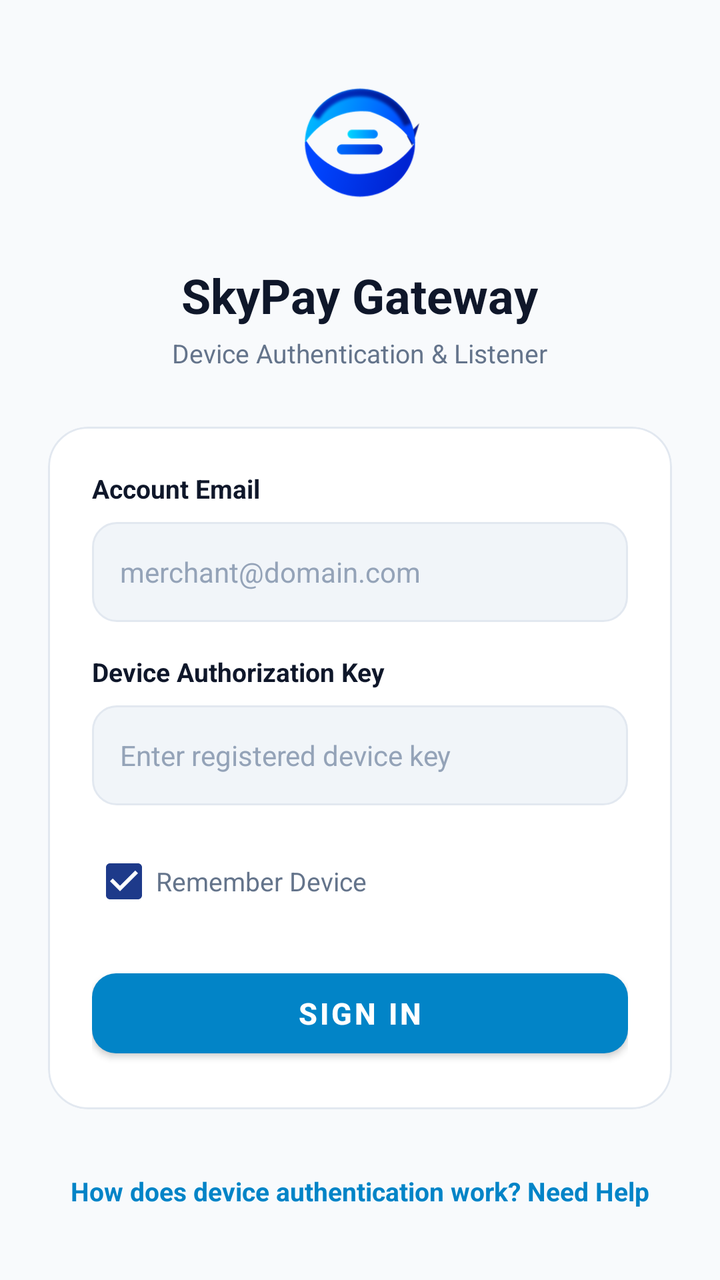
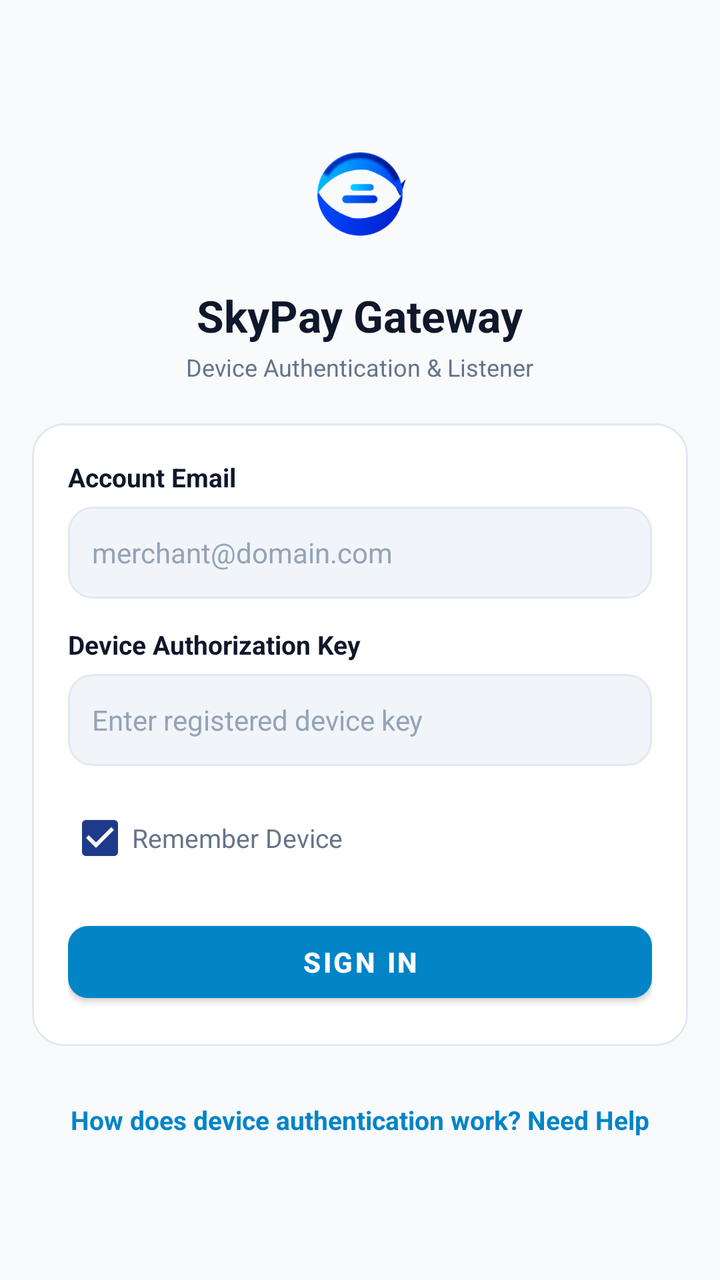

Compare the two renders of this Android layout. The source of the first and the diff that turns it into the second are given below.
<!-- AndroidManifest.xml: application theme Theme.SkyPay -->
<!-- res/layout/activity_login.xml -->
<?xml version="1.0" encoding="utf-8"?>
<androidx.coordinatorlayout.widget.CoordinatorLayout xmlns:android="http://schemas.android.com/apk/res/android"
    xmlns:app="http://schemas.android.com/apk/res-auto"
    android:layout_width="match_parent"
    android:layout_height="match_parent"
    android:background="@color/colorBackground">

    <androidx.core.widget.NestedScrollView
        android:layout_width="match_parent"
        android:layout_height="match_parent"
        android:fillViewport="true">

        <LinearLayout
            android:layout_width="match_parent"
            android:layout_height="wrap_content"
            android:orientation="vertical"
            android:gravity="center"
            android:padding="24dp">

            <ImageView
                android:layout_width="88dp"
                android:layout_height="88dp"
                android:src="@drawable/ic_skypay_logo"
                android:contentDescription="@string/app_name" />

            <TextView
                android:layout_width="wrap_content"
                android:layout_height="wrap_content"
                android:layout_marginTop="16dp"
                android:text="SkyPay Gateway"
                android:textColor="@color/colorTextPrimary"
                android:textSize="24sp"
                android:textStyle="bold" />

            <TextView
                android:layout_width="wrap_content"
                android:layout_height="wrap_content"
                android:layout_marginTop="4dp"
                android:text="Device Authentication &amp; Listener"
                android:textColor="@color/colorTextSecondary"
                android:textSize="13sp" />

            <com.google.android.material.card.MaterialCardView
                android:layout_width="match_parent"
                android:layout_height="wrap_content"
                android:layout_marginTop="28dp"
                app:cardCornerRadius="20dp"
                app:cardElevation="0dp"
                app:strokeWidth="1dp"
                app:strokeColor="@color/colorCardBorder"
                app:cardBackgroundColor="@color/colorCardBackground">

                <LinearLayout
                    android:layout_width="match_parent"
                    android:layout_height="wrap_content"
                    android:orientation="vertical"
                    android:padding="22dp">

                    <TextView
                        android:layout_width="wrap_content"
                        android:layout_height="wrap_content"
                        android:text="Account Email"
                        android:textColor="@color/colorTextPrimary"
                        android:textSize="13sp"
                        android:textStyle="bold" />

                    <EditText
                        android:id="@+id/etLoginEmail"
                        android:layout_width="match_parent"
                        android:layout_height="50dp"
                        android:layout_marginTop="8dp"
                        android:background="@drawable/bg_search_field"
                        android:hint="merchant@domain.com"
                        android:inputType="textEmailAddress"
                        android:paddingStart="14dp"
                        android:paddingEnd="14dp"
                        android:textColor="@color/colorTextPrimary"
                        android:textColorHint="@color/colorTextTertiary"
                        android:textSize="14sp"
                        android:singleLine="true" />

                    <TextView
                        android:layout_width="wrap_content"
                        android:layout_height="wrap_content"
                        android:layout_marginTop="16dp"
                        android:text="Device Authorization Key"
                        android:textColor="@color/colorTextPrimary"
                        android:textSize="13sp"
                        android:textStyle="bold" />

                    <EditText
                        android:id="@+id/etLoginDeviceKey"
                        android:layout_width="match_parent"
                        android:layout_height="50dp"
                        android:layout_marginTop="8dp"
                        android:background="@drawable/bg_search_field"
                        android:hint="Enter registered device key"
                        android:inputType="textPassword"
                        android:paddingStart="14dp"
                        android:paddingEnd="14dp"
                        android:textColor="@color/colorTextPrimary"
                        android:textColorHint="@color/colorTextTertiary"
                        android:textSize="14sp"
                        android:singleLine="true" />

                    <LinearLayout
                        android:layout_width="match_parent"
                        android:layout_height="wrap_content"
                        android:layout_marginTop="14dp"
                        android:orientation="horizontal"
                        android:gravity="center_vertical">

                        <com.google.android.material.checkbox.MaterialCheckBox
                            android:id="@+id/cbRememberMe"
                            android:layout_width="wrap_content"
                            android:layout_height="wrap_content"
                            android:checked="true"
                            android:text="Remember Device"
                            android:textColor="@color/colorTextSecondary"
                            android:textSize="13sp" />
                    </LinearLayout>

                    <FrameLayout
                        android:layout_width="match_parent"
                        android:layout_height="52dp"
                        android:layout_marginTop="16dp">

                        <com.google.android.material.button.MaterialButton
                            android:id="@+id/btnLogin"
                            android:layout_width="match_parent"
                            android:layout_height="match_parent"
                            android:text="Sign In"
                            android:textColor="#FFFFFF"
                            android:textSize="15sp"
                            android:textStyle="bold"
                            app:cornerRadius="12dp"
                            app:backgroundTint="@color/colorPrimary" />

                        <ProgressBar
                            android:id="@+id/pbLoginLoading"
                            android:layout_width="28dp"
                            android:layout_height="28dp"
                            android:layout_gravity="center"
                            android:indeterminate="true"
                            android:indeterminateTint="#FFFFFF"
                            android:visibility="gone" />
                    </FrameLayout>

                </LinearLayout>
            </com.google.android.material.card.MaterialCardView>

            <TextView
                android:id="@+id/tvLoginHelp"
                android:layout_width="wrap_content"
                android:layout_height="wrap_content"
                android:layout_marginTop="24dp"
                android:padding="8dp"
                android:text="How does device authentication work? Need Help"
                android:textColor="@color/colorPrimary"
                android:textSize="13sp"
                android:textStyle="bold" />

        </LinearLayout>
    </androidx.core.widget.NestedScrollView>
</androidx.coordinatorlayout.widget.CoordinatorLayout>
<!-- resources referenced by this layout -->
<resources>
  <color name="colorBackground">#F8FAFC</color>
  <color name="colorCardBackground">#FFFFFF</color>
  <color name="colorCardBorder">#E2E8F0</color>
  <color name="colorPrimary">#0284C7</color>
  <color name="colorTextPrimary">#0F172A</color>
  <color name="colorTextSecondary">#64748B</color>
  <color name="colorTextTertiary">#94A3B8</color>
  <!-- drawable bg_search_field (drawable) -->
  <shape xmlns:android="http://schemas.android.com/apk/res/android"
      android:shape="rectangle">
      <solid android:color="@color/colorSearchBackground" />
      <corners android:radius="12dp" />
      <stroke
          android:width="1dp"
          android:color="@color/colorCardBorder" />
  </shape>
  <!-- drawable ic_skypay_logo: png bitmap (drawable, 16617 bytes) -->
  <string name="app_name">SkyPay</string>
  <style name="Theme.SkyPay" parent="Theme.MaterialComponents.DayNight.NoActionBar">
          <item name="colorPrimary">@color/colorPrimary</item>
          <item name="colorPrimaryVariant">@color/colorPrimaryVariant</item>
          <item name="colorOnPrimary">@color/colorOnPrimary</item>
          <item name="colorSecondary">@color/colorSecondary</item>
          <item name="colorSecondaryVariant">@color/colorSecondaryVariant</item>
          <item name="colorOnSecondary">@color/colorOnSecondary</item>
          <item name="android:statusBarColor">@color/colorBackground</item>
          <item name="android:windowLightStatusBar">true</item>
          <item name="android:windowBackground">@color/colorBackground</item>
      </style>
  <color name="colorSearchBackground">#F1F5F9</color>
  <color name="colorPrimaryVariant">#0369A1</color>
  <color name="colorOnPrimary">#FFFFFF</color>
  <color name="colorSecondary">#1E3A8A</color>
  <color name="colorSecondaryVariant">#172554</color>
  <color name="colorOnSecondary">#FFFFFF</color>
</resources>

<!-- the commit's change to res/layout/activity_login.xml (unified diff, before → after) -->
@@ -15,36 +15,39 @@
             android:layout_height="wrap_content"
             android:orientation="vertical"
             android:gravity="center"
-            android:padding="24dp">
+            android:paddingStart="16dp"
+            android:paddingEnd="16dp"
+            android:paddingTop="20dp"
+            android:paddingBottom="20dp">
 
             <ImageView
-                android:layout_width="88dp"
-                android:layout_height="88dp"
+                android:layout_width="68dp"
+                android:layout_height="68dp"
                 android:src="@drawable/ic_skypay_logo"
                 android:contentDescription="@string/app_name" />
 
             <TextView
                 android:layout_width="wrap_content"
                 android:layout_height="wrap_content"
-                android:layout_marginTop="16dp"
+                android:layout_marginTop="12dp"
                 android:text="SkyPay Gateway"
                 android:textColor="@color/colorTextPrimary"
-                android:textSize="24sp"
+                android:textSize="22sp"
                 android:textStyle="bold" />
 
             <TextView
                 android:layout_width="wrap_content"
                 android:layout_height="wrap_content"
-                android:layout_marginTop="4dp"
+                android:layout_marginTop="3dp"
                 android:text="Device Authentication &amp; Listener"
                 android:textColor="@color/colorTextSecondary"
-                android:textSize="13sp" />
+                android:textSize="12sp" />
 
             <com.google.android.material.card.MaterialCardView
                 android:layout_width="match_parent"
                 android:layout_height="wrap_content"
-                android:layout_marginTop="28dp"
-                app:cardCornerRadius="20dp"
+                android:layout_marginTop="20dp"
+                app:cardCornerRadius="16dp"
                 app:cardElevation="0dp"
                 app:strokeWidth="1dp"
                 app:strokeColor="@color/colorCardBorder"
@@ -54,7 +57,7 @@
                     android:layout_width="match_parent"
                     android:layout_height="wrap_content"
                     android:orientation="vertical"
-                    android:padding="22dp">
+                    android:padding="18dp">
 
                     <TextView
                         android:layout_width="wrap_content"
@@ -67,13 +70,13 @@
                     <EditText
                         android:id="@+id/etLoginEmail"
                         android:layout_width="match_parent"
-                        android:layout_height="50dp"
-                        android:layout_marginTop="8dp"
+                        android:layout_height="46dp"
+                        android:layout_marginTop="6dp"
                         android:background="@drawable/bg_search_field"
                         android:hint="merchant@domain.com"
                         android:inputType="textEmailAddress"
-                        android:paddingStart="14dp"
-                        android:paddingEnd="14dp"
+                        android:paddingStart="12dp"
+                        android:paddingEnd="12dp"
                         android:textColor="@color/colorTextPrimary"
                         android:textColorHint="@color/colorTextTertiary"
                         android:textSize="14sp"
@@ -82,7 +85,7 @@
                     <TextView
                         android:layout_width="wrap_content"
                         android:layout_height="wrap_content"
-                        android:layout_marginTop="16dp"
+                        android:layout_marginTop="14dp"
                         android:text="Device Authorization Key"
                         android:textColor="@color/colorTextPrimary"
                         android:textSize="13sp"
@@ -91,13 +94,13 @@
                     <EditText
                         android:id="@+id/etLoginDeviceKey"
                         android:layout_width="match_parent"
-                        android:layout_height="50dp"
-                        android:layout_marginTop="8dp"
+                        android:layout_height="46dp"
+                        android:layout_marginTop="6dp"
                         android:background="@drawable/bg_search_field"
                         android:hint="Enter registered device key"
                         android:inputType="textPassword"
-                        android:paddingStart="14dp"
-                        android:paddingEnd="14dp"
+                        android:paddingStart="12dp"
+                        android:paddingEnd="12dp"
                         android:textColor="@color/colorTextPrimary"
                         android:textColorHint="@color/colorTextTertiary"
                         android:textSize="14sp"
@@ -106,7 +109,7 @@
                     <LinearLayout
                         android:layout_width="match_parent"
                         android:layout_height="wrap_content"
-                        android:layout_marginTop="14dp"
+                        android:layout_marginTop="12dp"
                         android:orientation="horizontal"
                         android:gravity="center_vertical">
 
@@ -122,8 +125,8 @@
 
                     <FrameLayout
                         android:layout_width="match_parent"
-                        android:layout_height="52dp"
-                        android:layout_marginTop="16dp">
+                        android:layout_height="48dp"
+                        android:layout_marginTop="14dp">
 
                         <com.google.android.material.button.MaterialButton
                             android:id="@+id/btnLogin"
@@ -131,15 +134,15 @@
                             android:layout_height="match_parent"
                             android:text="Sign In"
                             android:textColor="#FFFFFF"
-                            android:textSize="15sp"
+                            android:textSize="14sp"
                             android:textStyle="bold"
-                            app:cornerRadius="12dp"
+                            app:cornerRadius="10dp"
                             app:backgroundTint="@color/colorPrimary" />
 
                         <ProgressBar
                             android:id="@+id/pbLoginLoading"
-                            android:layout_width="28dp"
-                            android:layout_height="28dp"
+                            android:layout_width="24dp"
+                            android:layout_height="24dp"
                             android:layout_gravity="center"
                             android:indeterminate="true"
                             android:indeterminateTint="#FFFFFF"
@@ -153,7 +156,7 @@
                 android:id="@+id/tvLoginHelp"
                 android:layout_width="wrap_content"
                 android:layout_height="wrap_content"
-                android:layout_marginTop="24dp"
+                android:layout_marginTop="20dp"
                 android:padding="8dp"
                 android:text="How does device authentication work? Need Help"
                 android:textColor="@color/colorPrimary"
